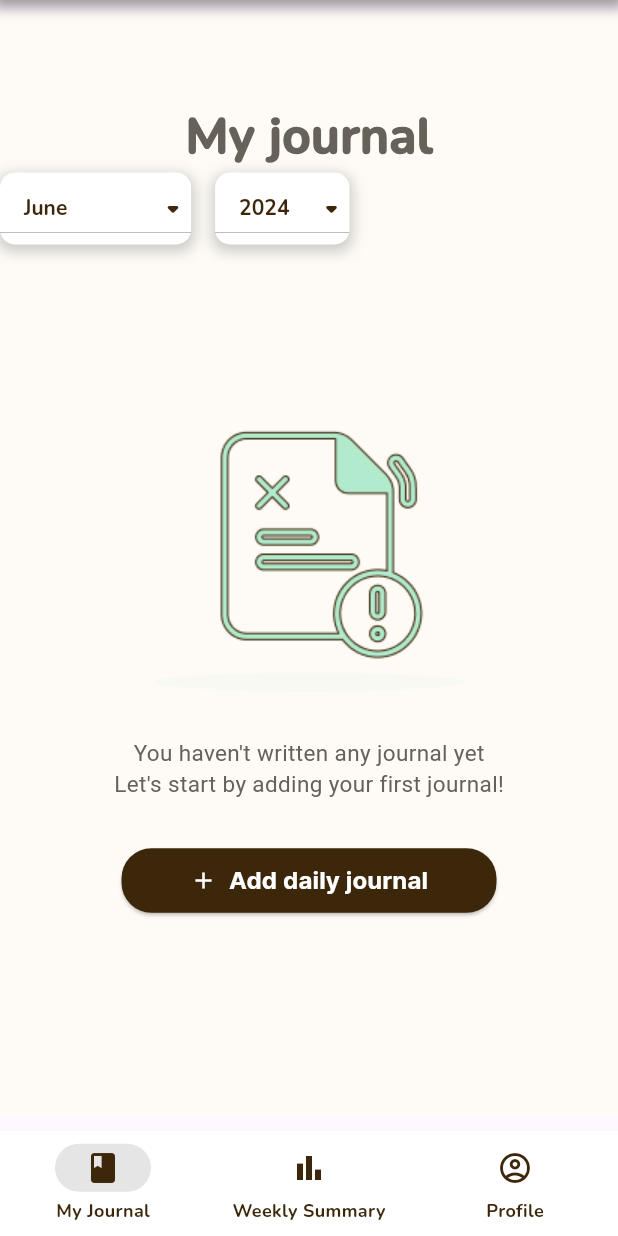
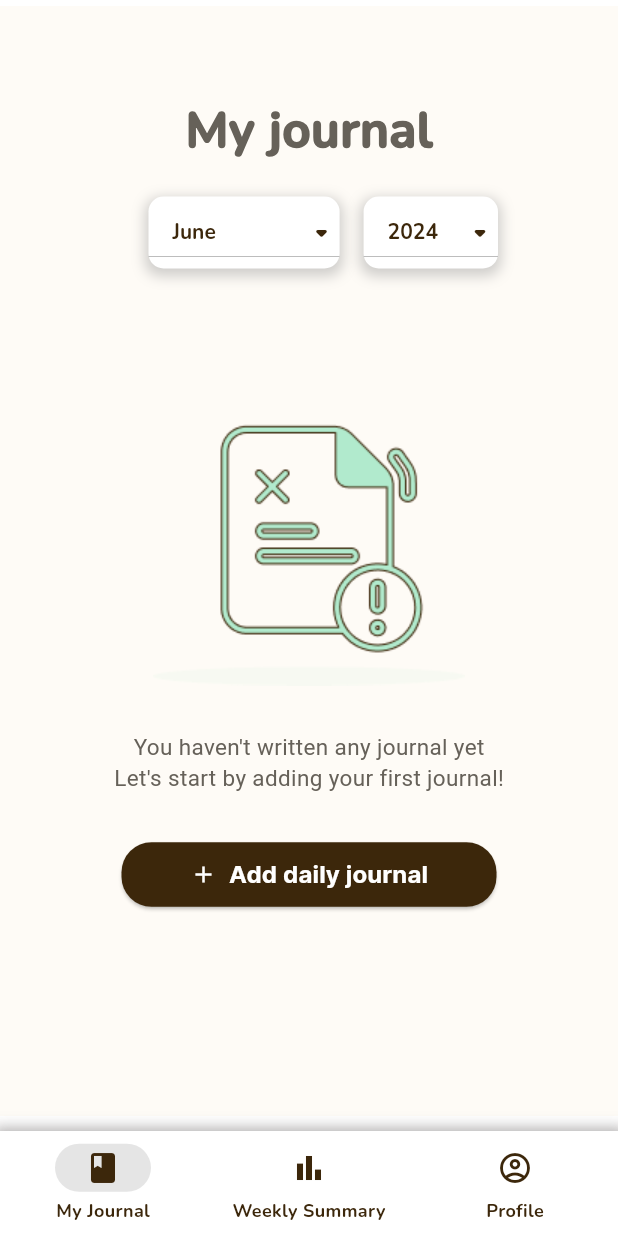
Before and after one commit to kayjirat/JodJai, a Flutter app: the MainScaffold screen opened by its route, on a phone screen of 412 x 824 dp. Run offline on Flutter 3.47's test engine with Material 3 defaults, Android fonts, the phone set to English and light mode, and no system bars; our stand-ins replace flutter_dotenv, get, shared_preferences; missing offline and left inert: stripe_checkout; accounts and stored records are empty; network calls fail.

Commit message:
[EDIT] frontend

```diff
--- a/frontend/lib/component/e_primary_header_container.dart
+++ b/frontend/lib/component/e_primary_header_container.dart
@@ -16,7 +16,7 @@ class EPrimaryHeaderContainer extends StatelessWidget {
       child: SizedBox(
         width: double
             .infinity, // Set the width to span the entire width of the page
-        height: 150,
+        height: 160,
         child: Container(
           color: const Color(0xFFB1EACD),
           padding: const EdgeInsets.only(bottom: 0),
--- a/frontend/lib/component/month_dropdown.dart
+++ b/frontend/lib/component/month_dropdown.dart
@@ -5,7 +5,8 @@ import 'package:flutter/material.dart';
 class MonthYearDropdown extends StatefulWidget {
   final Function(int, int) onMonthYearChanged;
 
-  const MonthYearDropdown({super.key, required this.onMonthYearChanged});
+  const MonthYearDropdown(
+      {super.key, required this.onMonthYearChanged});
 
   @override
   _MonthYearDropdownState createState() => _MonthYearDropdownState();
@@ -30,7 +31,7 @@ class _MonthYearDropdownState extends State<MonthYearDropdown> {
     'December'
   ];
 
-  List<String> _years = ['2023', '2024', '2025', '2026'];
+  List<String> _years = [];
 
   @override
   void initState() {
@@ -38,6 +39,9 @@ class _MonthYearDropdownState extends State<MonthYearDropdown> {
     DateTime now = DateTime.now();
     _selectedMonth = _months[now.month - 1];
     _selectedYear = now.year.toString();
+    _years =
+        List.generate(3, (index) => (now.year - index).toString());
+    _years.sort();
     WidgetsBinding.instance.addPostFrameCallback((_) {
       _notifyParent();
     });
@@ -81,7 +85,8 @@ class _MonthYearDropdownState extends State<MonthYearDropdown> {
       ),
       child: DropdownButton<String>(
         value: selectedValue,
-        icon: const Icon(Icons.arrow_drop_down_rounded, color: Color(0xff3C270B)),
+        icon: const Icon(Icons.arrow_drop_down_rounded,
+            color: Color(0xff3C270B)),
         iconSize: 24,
         elevation: 16,
         style: const TextStyle(
--- a/frontend/lib/component/navigation_menu.dart
+++ b/frontend/lib/component/navigation_menu.dart
@@ -15,23 +15,7 @@ class MainScaffold extends StatelessWidget {
 
   @override
   Widget build(BuildContext context) {
-    return Scaffold(
-      appBar: PreferredSize(
-        preferredSize: const Size.fromHeight(4.0), // Adjust the height of the shadow
-        child: Container(
-          decoration: BoxDecoration(
-            boxShadow: [
-              BoxShadow(
-                color: const Color.fromARGB(255, 60, 54, 54).withOpacity(0.5),
-                spreadRadius: 5,
-                blurRadius: 7,
-                offset: const Offset(0, -4), // changes position of shadow
-              ),
-            ],
-          ),
-        ),
-      ),
-      body: Stack(
+    return Stack(
       children: [
         // Positioned the body to fit between the app bar and navigation bar
         Positioned(
@@ -51,7 +35,6 @@ class MainScaffold extends StatelessWidget {
             child: NavigationMenu(selectedIndex: selectedIndex),
           ),
       ],
-      ),
     );
   }
 }
@@ -59,17 +42,29 @@ class MainScaffold extends StatelessWidget {
 class NavigationMenu extends StatelessWidget {
   final int selectedIndex;
 
-  const NavigationMenu({super.key, required this.selectedIndex});
+  const NavigationMenu({Key? key, required this.selectedIndex});
 
   @override
   Widget build(BuildContext context) {
-    return NavigationBarTheme(
+    return Container(
+      decoration: BoxDecoration(
+        boxShadow: [
+          BoxShadow(
+            color: const Color.fromARGB(255, 60, 54, 54)
+                .withOpacity(0.4),
+            spreadRadius: 5,
+            blurRadius: 7,
+            offset: const Offset(0, 3), // Adjust shadow as needed
+          ),
+        ],
+      ),
+      child: NavigationBarTheme(
         data: NavigationBarThemeData(
           height: 80,
           elevation: 0,
           backgroundColor: Colors.white,
           indicatorColor: Colors.black.withOpacity(0.1),
-        labelTextStyle: MaterialStateProperty.all(
+          labelTextStyle: WidgetStateProperty.all(
             const TextStyle(
               color: Color(0xff3C270B),
               fontFamily: 'Nunito',
@@ -77,7 +72,7 @@ class NavigationMenu extends StatelessWidget {
               fontWeight: FontWeight.bold,
             ),
           ),
-        iconTheme: MaterialStateProperty.all(
+          iconTheme: WidgetStateProperty.all(
             const IconThemeData(color: Color(0xff3C270B)),
           ),
         ),
@@ -120,6 +115,7 @@ class NavigationMenu extends StatelessWidget {
             ),
           ],
         ),
+      ),
     );
   }
 }
--- a/frontend/lib/pages/feedback_page.dart
+++ b/frontend/lib/pages/feedback_page.dart
@@ -15,7 +15,8 @@ class FeedbackPage extends StatefulWidget {
 class _FeedbackPageState extends State<FeedbackPage> {
   late UserService _userService;
   String _token = '';
-  final TextEditingController _feedbackController = TextEditingController();
+  final TextEditingController _feedbackController =
+      TextEditingController();
 
   @override
   void initState() {
@@ -95,12 +96,12 @@ class _FeedbackPageState extends State<FeedbackPage> {
               ),
             ),
             Padding(
-              padding:
-                  const EdgeInsets.only(top: 45.0, left: 10.0, right: 20.0),
+              padding: const EdgeInsets.only(
+                  top: 45.0, left: 10.0, right: 20.0),
               child: IconButton(
                 icon: const Icon(
                   Icons.arrow_back,
-                  color: Colors.black,
+                  color: Color(0xff3C270B),
                   size: 30,
                 ),
                 onPressed: () {
@@ -136,7 +137,8 @@ class _FeedbackPageState extends State<FeedbackPage> {
               ),
             ),
             Padding(
-              padding: const EdgeInsets.fromLTRB(40.0, 200.0, 40.0, 0),
+              padding:
+                  const EdgeInsets.fromLTRB(40.0, 200.0, 40.0, 0),
               child: Column(
                 crossAxisAlignment: CrossAxisAlignment.stretch,
                 children: [
@@ -166,8 +168,8 @@ class _FeedbackPageState extends State<FeedbackPage> {
                   const SizedBox(height: 10),
                   Container(
                     height: 200,
-                    padding:
-                        const EdgeInsets.symmetric(horizontal: 20, vertical: 0),
+                    padding: const EdgeInsets.symmetric(
+                        horizontal: 20, vertical: 0),
                     decoration: BoxDecoration(
                       border: Border.all(color: Colors.black),
                       color: const Color(0xFFFEFBF6),
@@ -202,9 +204,11 @@ class _FeedbackPageState extends State<FeedbackPage> {
                         _sendFeedback();
                       },
                       style: ButtonStyle(
-                        backgroundColor: MaterialStateProperty.all<Color>(
-                            const Color(0xFF64D79C)),
-                        padding: MaterialStateProperty.all<EdgeInsets>(
+                        backgroundColor:
+                            MaterialStateProperty.all<Color>(
+                                const Color(0xFF64D79C)),
+                        padding:
+                            MaterialStateProperty.all<EdgeInsets>(
                           const EdgeInsets.symmetric(
                               vertical: 15, horizontal: 80),
                         ),
--- a/frontend/lib/pages/journal_list_page.dart
+++ b/frontend/lib/pages/journal_list_page.dart
@@ -36,8 +36,7 @@ class _JournalListPageState extends State<JournalListPage> {
     'December'
   ];
 
-
-   @override
+  @override
   void initState() {
     super.initState();
     _journalService = JournalService();
@@ -46,7 +45,6 @@ class _JournalListPageState extends State<JournalListPage> {
     _selectedYear = now.year.toString();
     _loadTokenAndFetchJournalEntries();
   }
-
 
   Future<void> _loadTokenAndFetchJournalEntries() async {
     await _loadTokenFromSharedPreferences();
@@ -86,12 +84,14 @@ class _JournalListPageState extends State<JournalListPage> {
   //     });
   //   }
   // }
-  Future<void> _fetchJournalEntries({required int month, required int year}) async {
+  Future<void> _fetchJournalEntries(
+      {required int month, required int year}) async {
     setState(() {
       _isLoading = true;
     });
     try {
-      final entries = await _journalService.getJournalEntriesByDate(_token, month, year);
+      final entries = await _journalService.getJournalEntriesByDate(
+          _token, month, year);
       if (entries != null) {
         setState(() {
           _journals = entries;
@@ -100,7 +100,7 @@ class _JournalListPageState extends State<JournalListPage> {
       } else {
         setState(() {
           _isLoading = false;
-      });
+        });
       }
     } catch (e) {
       // ignore: avoid_print
@@ -118,7 +118,6 @@ class _JournalListPageState extends State<JournalListPage> {
     });
     _fetchJournalEntries(month: month, year: year);
   }
-
 
   @override
   Widget build(BuildContext context) {
@@ -141,11 +140,19 @@ class _JournalListPageState extends State<JournalListPage> {
                   color: Color(0xFF666159),
                 ),
               ),
+              SizedBox(height: 20,),
               Row(
-                children: [MonthYearDropdown(onMonthYearChanged: _onMonthYearChanged)],
+                mainAxisAlignment: MainAxisAlignment.end,
+                children: [
+                  MonthYearDropdown(
+                      onMonthYearChanged: _onMonthYearChanged),
+                  SizedBox(
+                    width: 80,
+                  )
+                ],
               ),
               const SizedBox(
-                height: 90,
+                height: 70,
               ),
               _isLoading
                   ? const CircularProgressIndicator()
--- a/frontend/lib/pages/weeklysum_page.dart
+++ b/frontend/lib/pages/weeklysum_page.dart
@@ -21,8 +21,6 @@ class _WeeklySumPageState extends State<WeeklySumPage> {
   String _token = '';
   List<WeeklySummary> _weeklySummary = [];
 
-
-
   @override
   void initState() {
     super.initState();
@@ -40,7 +38,7 @@ class _WeeklySumPageState extends State<WeeklySumPage> {
     await _loadTokenFromSharedPreferences();
     if (_token.isNotEmpty) {
       try {
-        final response  = await _userService.checkMembership(_token);
+        final response = await _userService.checkMembership(_token);
         setState(() {
           _isMember = response;
         });
@@ -70,13 +68,16 @@ class _WeeklySumPageState extends State<WeeklySumPage> {
     }
   }
 
-  List<WeeklySummary> _completeMoodSummary(List<WeeklySummary> summary) {
-    final List<WeeklySummary> completeSummary = List.generate(5, (index) {
+  List<WeeklySummary> _completeMoodSummary(
+      List<WeeklySummary> summary) {
+    final List<WeeklySummary> completeSummary =
+        List.generate(5, (index) {
       final moodRating = index + 1;
       return WeeklySummary(moodRating: moodRating, moodPercentage: 0);
     });
     for (var item in summary) {
-      final index = completeSummary.indexWhere((mood) => mood.moodRating == item.moodRating);
+      final index = completeSummary
+          .indexWhere((mood) => mood.moodRating == item.moodRating);
       if (index != -1) {
         completeSummary[index] = item;
       }
@@ -174,10 +175,11 @@ class _WeeklySumPageState extends State<WeeklySumPage> {
     }
   }
 
-
-  Widget _buildProgressRow(
-      BuildContext context, String emojiPath, double progress, Color color) {
-    return Row(
+  Widget _buildProgressRow(BuildContext context, String emojiPath,
+      double progress, Color color) {
+    return Padding(
+      padding: const EdgeInsets.only(bottom: 20.0),
+      child: Row(
         children: [
           Image.asset(
             emojiPath,
@@ -212,6 +214,7 @@ class _WeeklySumPageState extends State<WeeklySumPage> {
             ),
           ),
         ],
+      ),
     );
   }
 }
```
Also changed, not shown: frontend/lib/pages/profile_page.dart (+17 -8 lines). Lines whose indentation alone changed are shown as unchanged.
